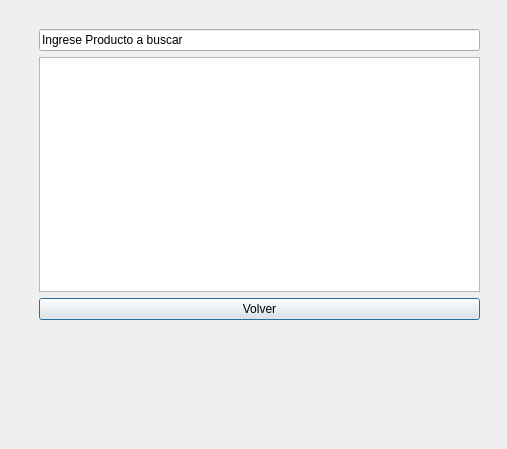
Above: ui/ventanaElliminarProducto.ui from WGand/ProyectoIS before the change. Below: the same form after it.
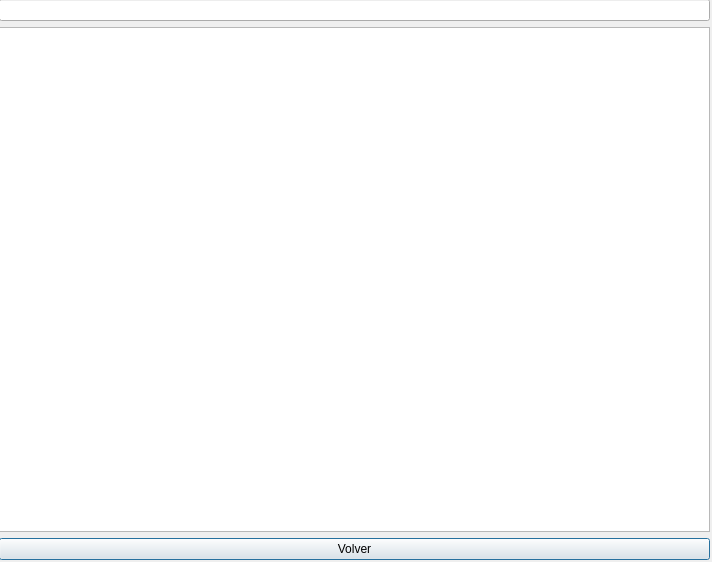
That is the form after the change.

The edit to the form file:
```diff
--- a/ui/ventanaElliminarProducto.ui
+++ b/ui/ventanaElliminarProducto.ui
@@ -6,8 +6,8 @@
    <rect>
     <x>0</x>
     <y>0</y>
-    <width>507</width>
-    <height>449</height>
+    <width>712</width>
+    <height>562</height>
    </rect>
   </property>
   <property name="windowTitle">
@@ -16,17 +16,17 @@
   <widget class="QWidget" name="verticalLayoutWidget">
    <property name="geometry">
     <rect>
-     <x>39</x>
-     <y>29</y>
-     <width>441</width>
-     <height>291</height>
+     <x>-1</x>
+     <y>-1</y>
+     <width>711</width>
+     <height>561</height>
     </rect>
    </property>
    <layout class="QVBoxLayout" name="verticalLayout">
     <item>
      <widget class="QLineEdit" name="campoTexto">
       <property name="text">
-       <string>Ingrese Producto a buscar</string>
+       <string/>
       </property>
      </widget>
     </item>
```
